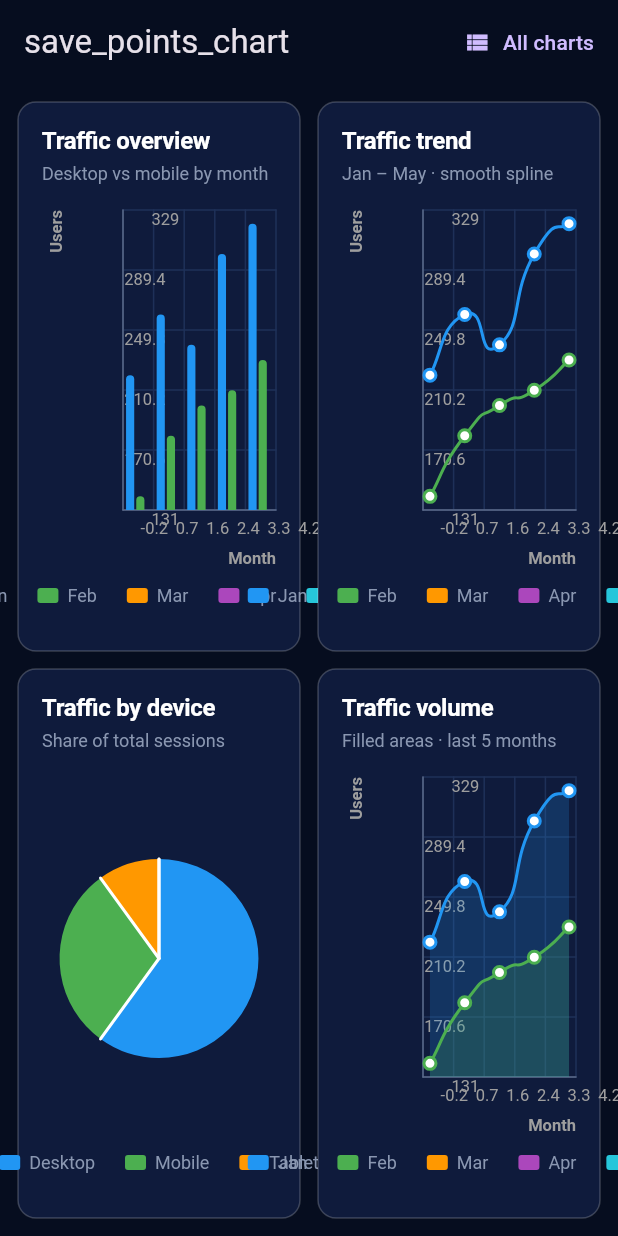
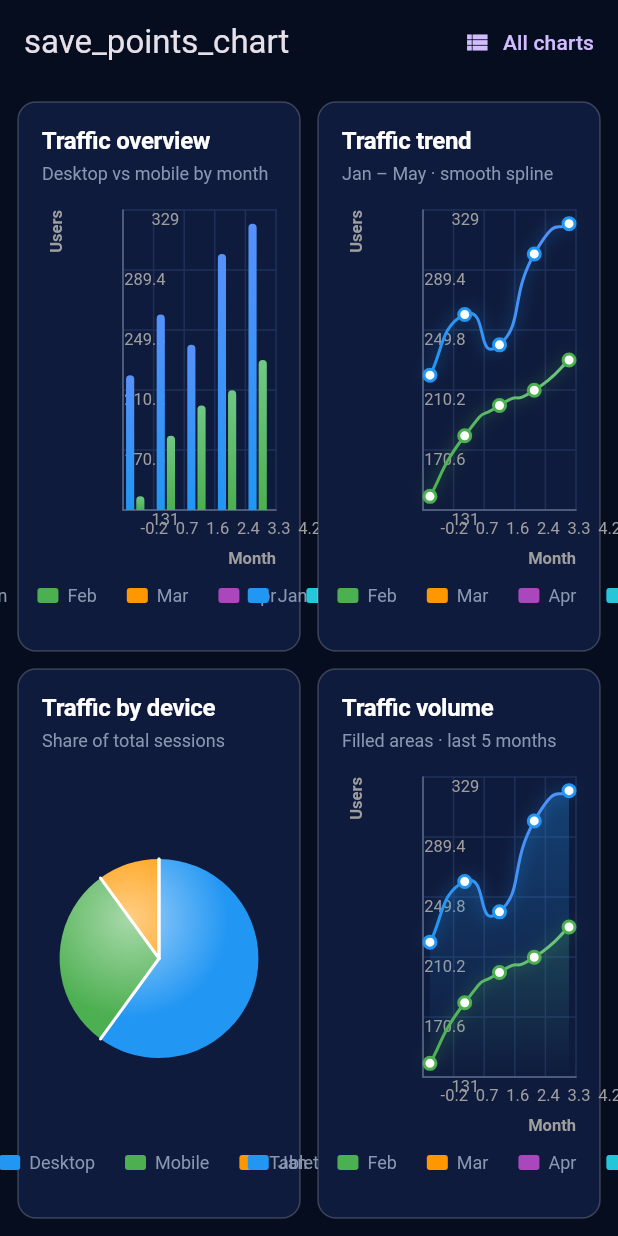
Before and after one commit to m7hamed-dev/save_points_chart, a Flutter app: the screen it shows after launch, on a phone screen of 412 x 824 dp. Run offline on Flutter 3.47's test engine with Material 3 defaults, Android fonts, the phone set to English and light mode, and no system bars.

Commit message:
Refactor chart renderers to utilize SeriesPaint for improved styling and consistency
- Integrated SeriesPaint utility across various chart renderers (Bar, Bubble, Funnel, Gauge, Line, Pie, Radar, Scatter, Sparkline, Stacked Area, Waterfall) to enhance fill and stroke styles.
- Replaced direct paint cache calls with SeriesPaint methods for better visual effects, including gradients and glows.
- Improved opacity handling and color adjustments for better visual representation of chart elements.

```diff
--- a/lib/charts/pie_chart/pie_chart_renderer.dart
+++ b/lib/charts/pie_chart/pie_chart_renderer.dart
@@ -5,6 +5,7 @@ import 'package:flutter/material.dart' show Colors, FontWeight;
 import 'package:save_points_chart/core/axis/axis_engine.dart';
 import 'package:save_points_chart/core/engine/chart_context.dart';
 import 'package:save_points_chart/core/engine/chart_renderer.dart';
+import 'package:save_points_chart/core/utils/series_paint.dart';
 import 'package:save_points_chart/models/chart_point.dart';
 import 'package:save_points_chart/models/chart_series.dart';
 
@@ -67,8 +68,8 @@ class PieChartRenderer extends ChartRenderer {
             );
       }
 
-      final paint = context.paintCache.fill('pie-$i', color);
       final rect = Rect.fromCircle(center: sliceCenter, radius: radius);
+      final paint = SeriesPaint.radialFill(rect, color);
 
       if (isDonut) {
         final path = Path()
--- /dev/null
+++ b/lib/core/utils/series_paint.dart
@@ -0,0 +1,106 @@
+import 'package:flutter/material.dart';
+
+/// Paint helpers for the "modern gradient + depth" chart style: gradient
+/// strokes/fills, soft glow, and radial highlights shared by all renderers.
+///
+/// Shaders depend on geometry, so these build fresh [Paint] objects rather
+/// than using the `PaintCache` (which keys on solid colors).
+class SeriesPaint {
+  const SeriesPaint._();
+
+  /// Lighten [color] toward white in HSL space by [amount] (0..1).
+  static Color lighten(Color color, [double amount = 0.18]) {
+    final hsl = HSLColor.fromColor(color);
+    return hsl.withLightness((hsl.lightness + amount).clamp(0.0, 1.0)).toColor();
+  }
+
+  /// Brighter, slightly hue-shifted accent used as a gradient end-stop.
+  static Color accent(Color color) {
+    final hsl = HSLColor.fromColor(color);
+    return hsl
+        .withHue((hsl.hue + 12) % 360)
+        .withSaturation((hsl.saturation + 0.05).clamp(0.0, 1.0))
+        .withLightness((hsl.lightness + 0.12).clamp(0.0, 1.0))
+        .toColor();
+  }
+
+  /// Stroke paint with a left→right gradient from [color] to its [accent].
+  static Paint strokeGradient(
+    Rect rect,
+    Color color, {
+    double strokeWidth = 3,
+    double opacity = 1,
+  }) {
+    return Paint()
+      ..shader = LinearGradient(
+        colors: [
+          color.withValues(alpha: opacity),
+          accent(color).withValues(alpha: opacity),
+        ],
+      ).createShader(rect)
+      ..strokeWidth = strokeWidth
+      ..style = PaintingStyle.stroke
+      ..strokeCap = StrokeCap.round
+      ..strokeJoin = StrokeJoin.round
+      ..isAntiAlias = true;
+  }
+
+  /// Soft blurred stroke drawn beneath a line/shape for depth.
+  static Paint glow(Color color, {double strokeWidth = 6, double blur = 6}) {
+    return Paint()
+      ..color = color.withValues(alpha: 0.22)
+      ..strokeWidth = strokeWidth
+      ..style = PaintingStyle.stroke
+      ..strokeCap = StrokeCap.round
+      ..strokeJoin = StrokeJoin.round
+      ..maskFilter = MaskFilter.blur(BlurStyle.normal, blur)
+      ..isAntiAlias = true;
+  }
+
+  /// Top→bottom area fill fading from [topAlpha] to [bottomAlpha].
+  static Paint verticalFill(
+    Rect rect,
+    Color color, {
+    double topAlpha = 0.35,
+    double bottomAlpha = 0.0,
+  }) {
+    return Paint()
+      ..shader = LinearGradient(
+        begin: Alignment.topCenter,
+        end: Alignment.bottomCenter,
+        colors: [
+          color.withValues(alpha: topAlpha),
+          color.withValues(alpha: bottomAlpha),
+        ],
+      ).createShader(rect)
+      ..isAntiAlias = true;
+  }
+
+  /// Bar fill: bright [accent] at the top → solid [color] at the base.
+  static Paint barGradient(Rect rect, Color color, {double opacity = 1}) {
+    return Paint()
+      ..shader = LinearGradient(
+        begin: Alignment.topCenter,
+        end: Alignment.bottomCenter,
+        colors: [
+          accent(color).withValues(alpha: opacity),
+          color.withValues(alpha: opacity),
+        ],
+      ).createShader(rect)
+      ..isAntiAlias = true;
+  }
+
+  /// Radial fill for slices/bubbles/markers: bright off-center highlight →
+  /// solid [color] at the edge.
+  static Paint radialFill(Rect rect, Color color, {double opacity = 1}) {
+    return Paint()
+      ..shader = RadialGradient(
+        center: const Alignment(-0.3, -0.4),
+        colors: [
+          lighten(color, 0.26).withValues(alpha: opacity),
+          color.withValues(alpha: opacity),
+        ],
+      ).createShader(rect)
+      ..isAntiAlias = true;
+  }
+}
```
Also changed, not shown: lib/charts/bar_chart/bar_chart_renderer.dart (+5 -3 lines), lib/charts/bubble_chart/bubble_chart_renderer.dart (+11 -5 lines), lib/charts/funnel_chart/funnel_chart_renderer.dart (+6 -1 lines), lib/charts/gauge_chart/gauge_chart_renderer.dart (+30 -19 lines), lib/charts/line_chart/line_chart_renderer.dart (+31 -8 lines), lib/charts/radar_chart/radar_chart_renderer.dart (+11 -4 lines), lib/charts/scatter_chart/scatter_chart_renderer.dart (+11 -2 lines), lib/charts/sparkline_chart/sparkline_chart_renderer.dart (+17 -9 lines), lib/charts/stacked_area_chart/stacked_area_chart_renderer.dart (+9 -8 lines), lib/charts/waterfall_chart/waterfall_chart_renderer.dart (+11 -13 lines).
